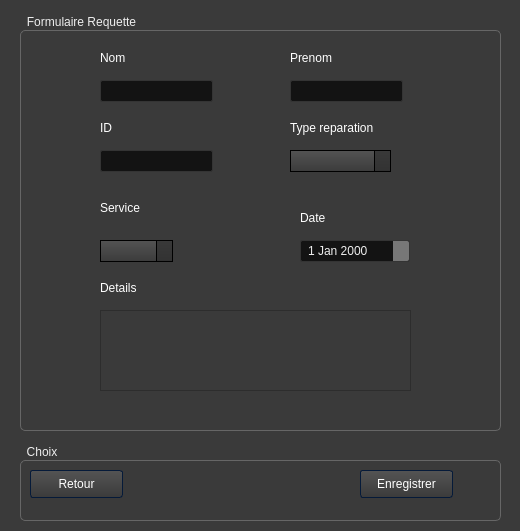
Old version of the form Khalil/addwidget.ui in the repository khalil-ch/E-Health_2A1.
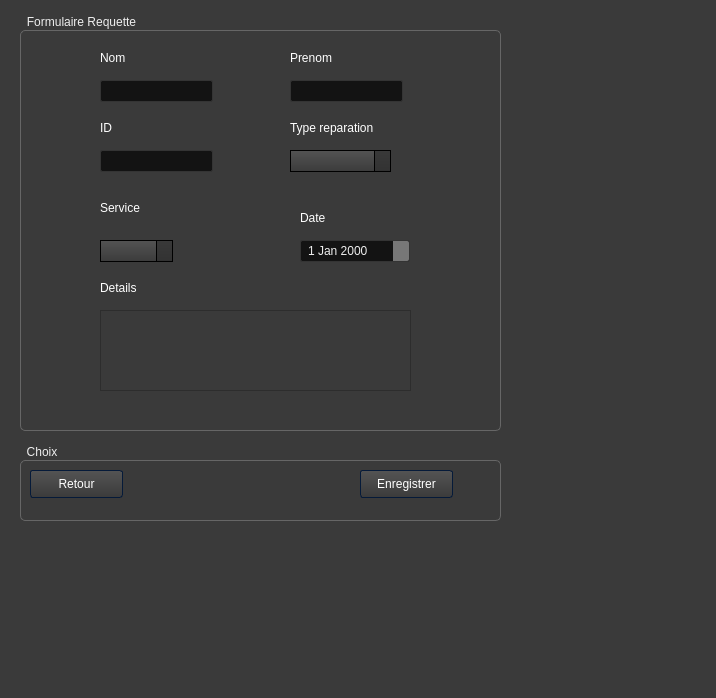
New version of the form. Icons and pictures are not drawn.

```diff
--- a/Khalil/addwidget.ui
+++ b/Khalil/addwidget.ui
@@ -6,8 +6,8 @@
    <rect>
     <x>0</x>
     <y>0</y>
-    <width>520</width>
-    <height>531</height>
+    <width>716</width>
+    <height>698</height>
    </rect>
   </property>
   <property name="windowTitle">
```
